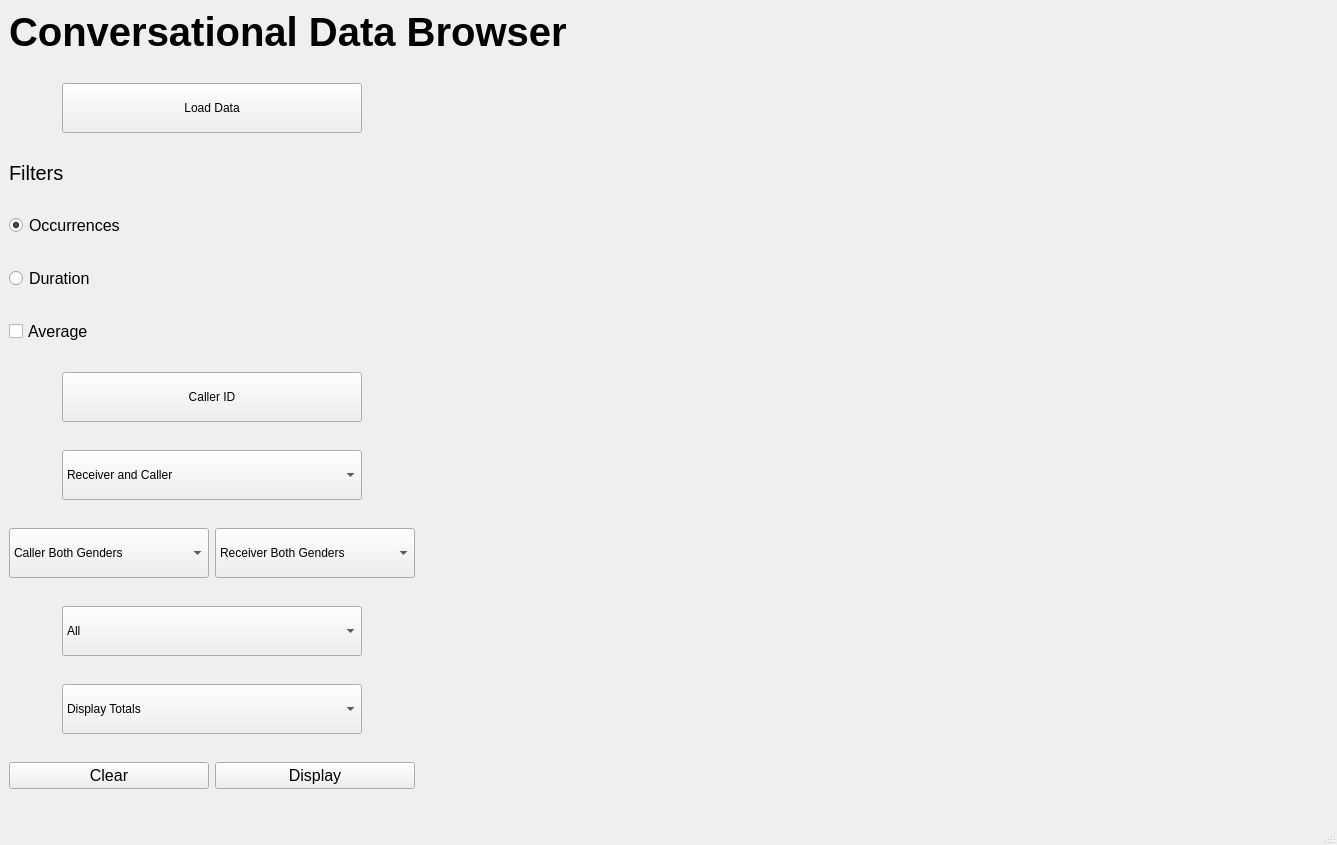
Old version of the form conversationalbrowser/ui/main_window.ui in the repository euronite/ConversationalBrowser.
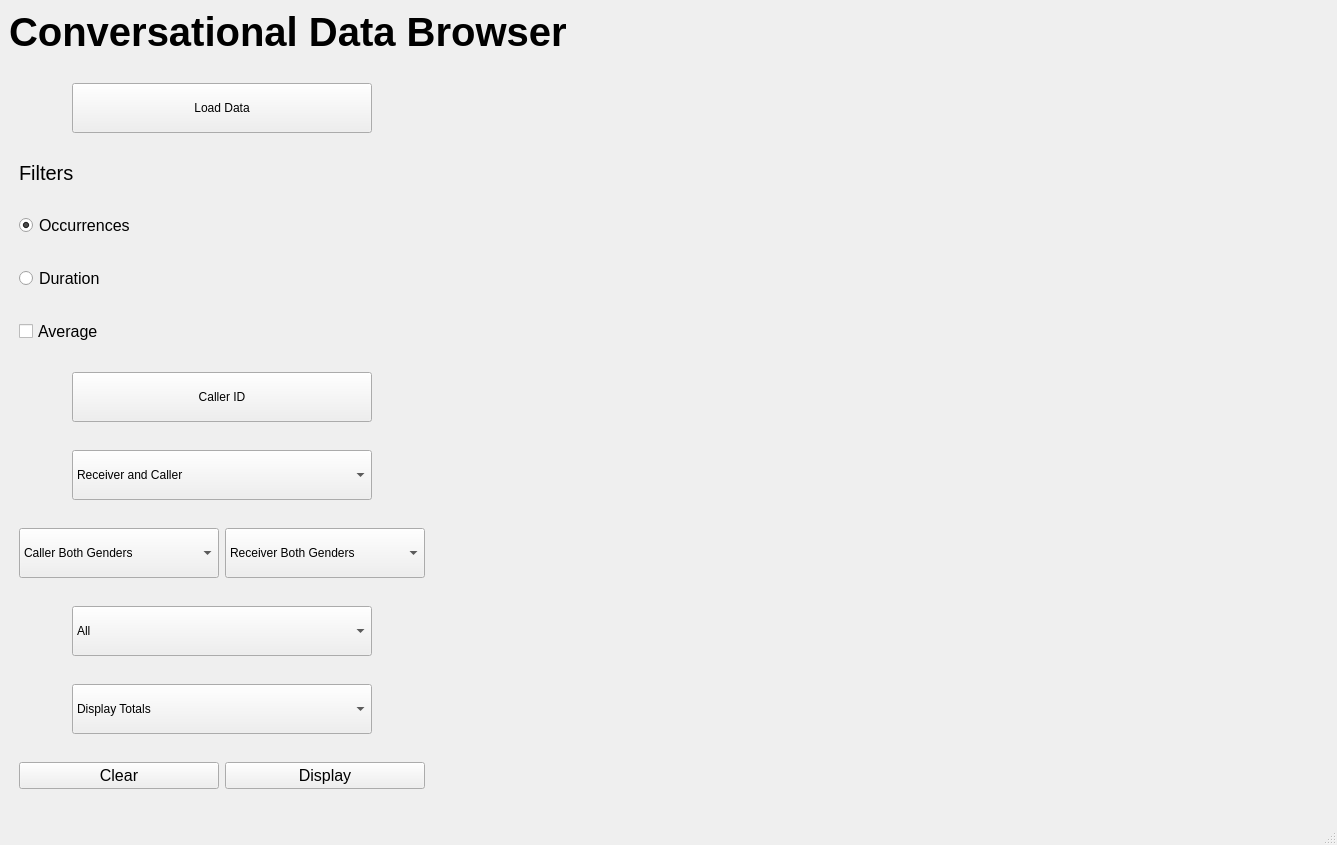
New version of the form.

Commit message: Added multiple subplot graphs for displaying each cue by histogram and all caller ids

Patch:
```diff
--- a/conversationalbrowser/ui/main_window.ui
+++ b/conversationalbrowser/ui/main_window.ui
@@ -37,8 +37,11 @@
     </item>
     <item>
      <layout class="QHBoxLayout" name="horizontalLayout">
+      <property name="leftMargin">
+       <number>10</number>
+      </property>
       <property name="rightMargin">
-       <number>0</number>
+       <number>10</number>
       </property>
       <item>
        <layout class="QGridLayout" name="gridLayout">
```
The commit also changes 2 other files.
